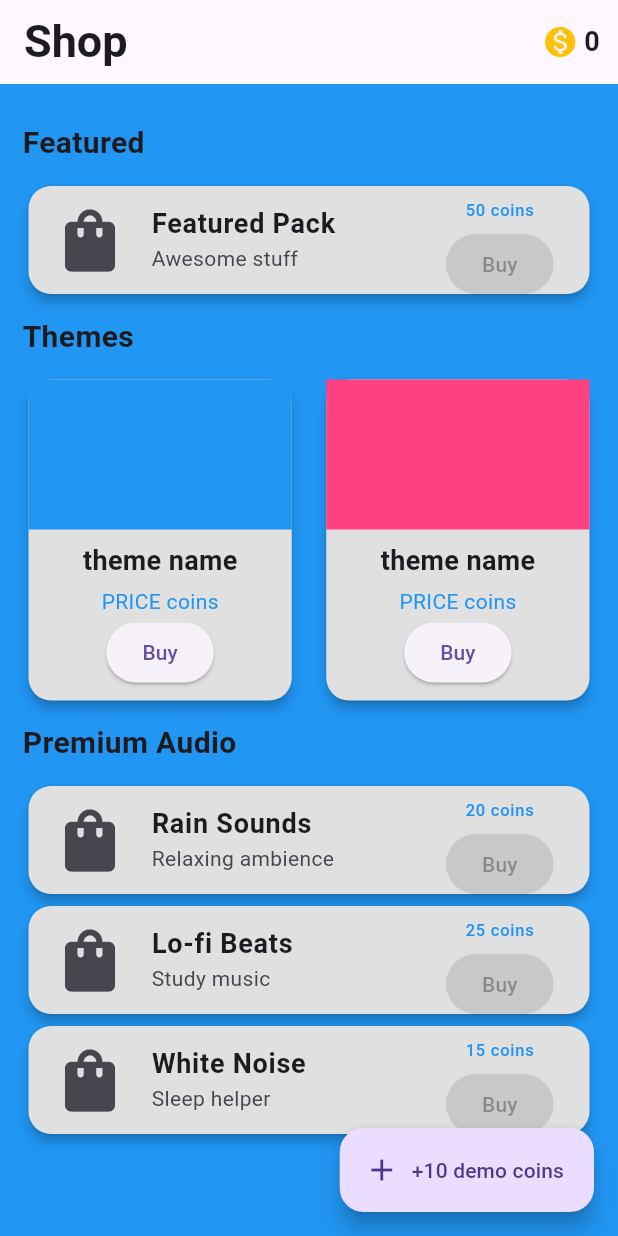
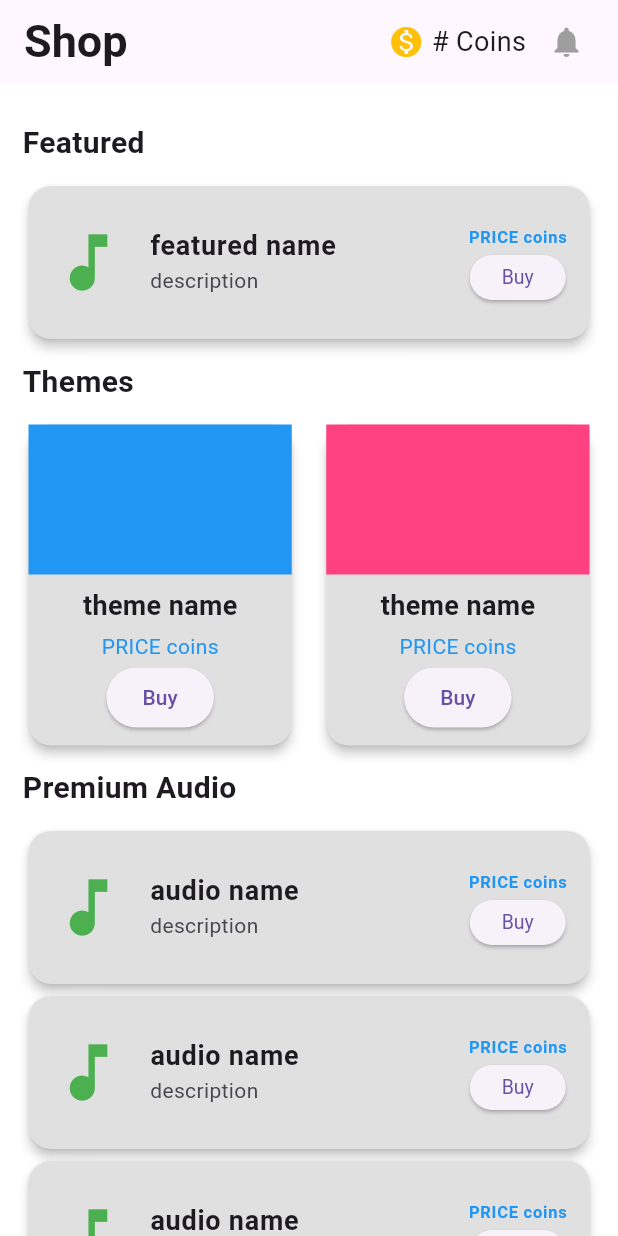
Before and after one commit to CSC-3380-Spring-2025/Team-15, a Flutter app: the ShopPage screen opened directly, after a tap on "Buy", on a phone screen of 412 x 824 dp. Run offline on Flutter 3.47's test engine with Material 3 defaults, Android fonts, the phone set to English and light mode, and no system bars; our stand-ins replace audioplayers, cloud_firestore, firebase_auth, firebase_core, shared_preferences, table_calendar; accounts and stored records are empty.

Commit message:
Updated shop.dart
Removed broken code.

```diff
--- a/fortis/lib/pages/shop.dart
+++ b/fortis/lib/pages/shop.dart
@@ -1,50 +1,22 @@
 import 'package:flutter/material.dart';
 import 'package:provider/provider.dart';
 import 'package:fortis/theme_change.dart';
-import 'package:shared_preferences/shared_preferences.dart';
 
-class PointsModel with ChangeNotifier {
-  static const _key = 'coins';
-  int _coins = 0;
-  int get coins => _coins;
-
-  PointsModel() {
-    _load();
+void main() {
+  runApp(const MyApp());
 }
 
-  Future<void> _load() async {
-    final prefs = await SharedPreferences.getInstance();
-    _coins = prefs.getInt(_key) ?? 0;
-    notifyListeners();
+class MyApp extends StatelessWidget {
+  const MyApp({super.key});
+
+  @override
+  Widget build(BuildContext context) {
+    return MaterialApp(
+      home: ShopPage(),
+    );
+  }
 }
 
-  Future<void> _save() async {
-    final prefs = await SharedPreferences.getInstance();
-    await prefs.setInt(_key, _coins);
-  }
-
-  Future<void> add(int amount) async {
-    _coins += amount;
-    await _save();
-    notifyListeners();
-  }
-
-  Future<bool> spend(int amount) async {
-    if (_coins < amount) return false;
-    _coins -= amount;
-    await _save();
-    notifyListeners();
-    return true;
-  }
-
-  /* Convenience getter */
-  static PointsModel of(BuildContext ctx, {bool listen = false}) =>
-      Provider.of<PointsModel>(ctx, listen: listen);
-}
-
-/*─────────────────────────────────────────────────────────────
-  SHOP PAGE
-─────────────────────────────────────────────────────────────*/
 class ShopPage extends StatelessWidget {
   const ShopPage({super.key});
 
@@ -54,29 +26,31 @@ class ShopPage extends StatelessWidget {
     return Scaffold(
       backgroundColor: bgColor,
       appBar: AppBar(
-        title: const Text('Shop',
-            style: TextStyle(fontSize: 30, fontWeight: FontWeight.bold)),
+        title: const Text('Shop', style: TextStyle(fontSize: 30, fontWeight: FontWeight.bold)),
         actions: [
-          Consumer<PointsModel>(
-            builder: (_, points, __) => Row(
+          Row(
             children: [
               const Icon(Icons.monetization_on, color: Colors.amber),
-                const SizedBox(width: 4),
-                Text('${points.coins}',
-                    style: const TextStyle(
-                        fontSize: 18, fontWeight: FontWeight.bold)),
-                const SizedBox(width: 12),
+              const SizedBox(width: 5),
+              const Text('# Coins', style: TextStyle(fontSize: 18)),
+              const SizedBox(width: 15),
+
+              const Icon(Icons.notifications, color: Colors.grey),
+              const Text('      ')
+            ],
+
+          )
+
         ],
       ),
-          ),
-        ],
-      ),
+
       body: ListView(
         padding: const EdgeInsets.all(15.0),
         children: [
-          _header('Featured'),
-          _itemLong(context, 'Featured Pack', 'Awesome stuff', 50),
-          _header('Themes'),
+          _headerTitle('Featured'),
+          _itemLong('featured name', 'description', 'PRICE coins'),
+
+          _headerTitle('Themes'),
           Row(
             children: [
               Expanded(child: _itemTheme('theme name', 'PRICE coins', Colors.blue, context)),
@@ -84,52 +58,56 @@ class ShopPage extends StatelessWidget {
               Expanded(child: _itemTheme('theme name', 'PRICE coins', Colors.pinkAccent, context)),
             ],
           ),
-          _header('Premium Audio'),
-          _itemLong(context, 'Rain Sounds', 'Relaxing ambience', 20),
-          _itemLong(context, 'Lo-fi Beats', 'Study music', 25),
-          _itemLong(context, 'White Noise', 'Sleep helper', 15),
+          // Repeat Row() for more themes
+
+
+          _headerTitle('Premium Audio'),
+          _itemLong('audio name', 'description', 'PRICE coins'),
+          _itemLong('audio name', 'description', 'PRICE coins'),
+          _itemLong('audio name', 'description', 'PRICE coins'),
+          // Repeat _itemLong() for more items
         ],
-      ),
-      floatingActionButton: FloatingActionButton.extended(
-        onPressed: () => PointsModel.of(context).add(10), // demo grant +10
-        label: const Text('+10 demo coins'),
-        icon: const Icon(Icons.add),
       ),
     );
   }
 
-  /*────────── helper widgets ──────────*/
-  Widget _header(String text) => Padding(
-        padding: const EdgeInsets.symmetric(vertical: 10),
-        child: Text(text,
-            style: const TextStyle(fontSize: 20, fontWeight: FontWeight.bold)),
+  Widget _headerTitle(String title) {
+    return Padding(
+      padding: const EdgeInsets.symmetric(vertical: 10.0),
+      child: Text(
+        title,
+        style: const TextStyle(fontSize: 20, fontWeight: FontWeight.bold),
+      ),
     );
+  }
 
-  Widget _itemLong(
-      BuildContext context, String title, String desc, int price) {
+  Widget _itemLong(String title, String description, String price) {
     return Card(
       color: Colors.grey[300],
       elevation: 3,
       shape: RoundedRectangleBorder(borderRadius: BorderRadius.circular(15)),
       child: ListTile(
-        leading: const Icon(Icons.shopping_bag, size: 50),
-        title: Text(title,
-            style: const TextStyle(fontWeight: FontWeight.bold, fontSize: 18)),
-        subtitle: Text(desc),
-        trailing: Consumer<PointsModel>(
-          builder: (_, points, __) => Column(
+        contentPadding: const EdgeInsets.all(15),
+        leading: const Icon(Icons.music_note, size: 50, color: Colors.green),
+        title: Text(title, style: const TextStyle(fontSize: 18, fontWeight: FontWeight.bold)),
+        subtitle: Text(description),
+        trailing: Column(
           mainAxisAlignment: MainAxisAlignment.center,
           children: [
-              Text('$price coins',
-                  style: const TextStyle(color: Colors.blue)),
+            Text(price, style: const TextStyle(color: Colors.blue, fontWeight: FontWeight.bold)),
             const SizedBox(height: 4),
-              ElevatedButton(
-                onPressed:
-                    points.coins >= price ? () => points.spend(price) : null,
+            SizedBox(
+            height: 30,
+            child: ElevatedButton(
+              onPressed: () {},
+              style: ElevatedButton.styleFrom(
+                padding: const EdgeInsets.symmetric(horizontal: 10, vertical: 5),
+                textStyle: const TextStyle(fontSize: 13),
+              ),
               child: const Text('Buy'),
               ),
+            ),
           ],
-          ),
         ),
       ),
     );
@@ -137,25 +115,26 @@ class ShopPage extends StatelessWidget {
 
   Widget _itemTheme(String title, String price, Color color, BuildContext context) {
     return Card(
+      elevation: 3,
       color: Colors.grey[300],
-      elevation: 3,
       shape: RoundedRectangleBorder(borderRadius: BorderRadius.circular(15)),
       child: Column(
         children: [
-          Container(height: 100, color: color),
+          Container(
+            height: 100,
+            color: color,
+          ),
           Padding(
-            padding: const EdgeInsets.all(8),
+            padding: const EdgeInsets.all(8.0),
             child: Column(
               children: [
-                Text(title,
-                    style: const TextStyle(
-                        fontSize: 18, fontWeight: FontWeight.bold)),
+                Text(title, style: const TextStyle(fontSize: 18, fontWeight: FontWeight.bold)),
                 const SizedBox(height: 4),
                 Text(price, style: const TextStyle(color: Colors.blue)),
                 ElevatedButton(
                   onPressed: () {
                     context.read<ThemeChanger>().setColor(color);
-                  }, // Add purchase mechanic
+                  },
                   child: const Text('Buy'),
                 ),
               ],
@@ -166,14 +145,3 @@ class ShopPage extends StatelessWidget {
     );
   }
 }
-class ShopApp extends StatelessWidget {
-  const ShopApp({super.key});
-
-  @override
-  Widget build(BuildContext context) {
-    return ChangeNotifierProvider(
-      create: (_) => PointsModel(),
-      child: const MaterialApp(home: ShopPage()),
-    );
-  }
-}
```
Lines whose indentation alone changed are shown as unchanged.
